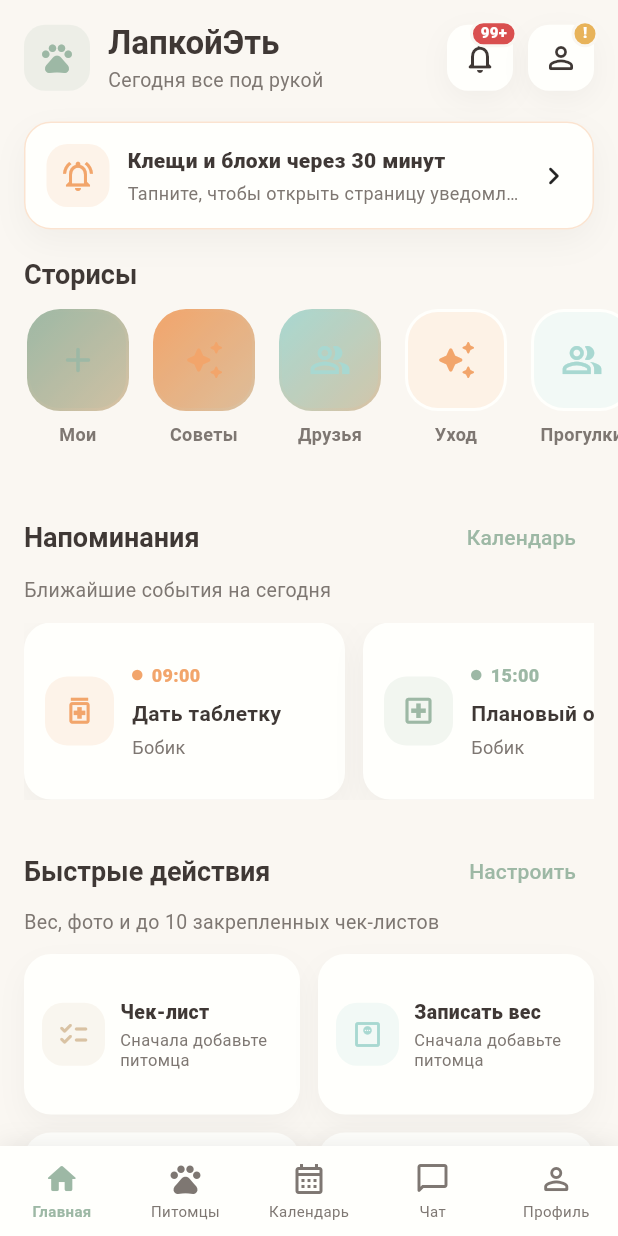
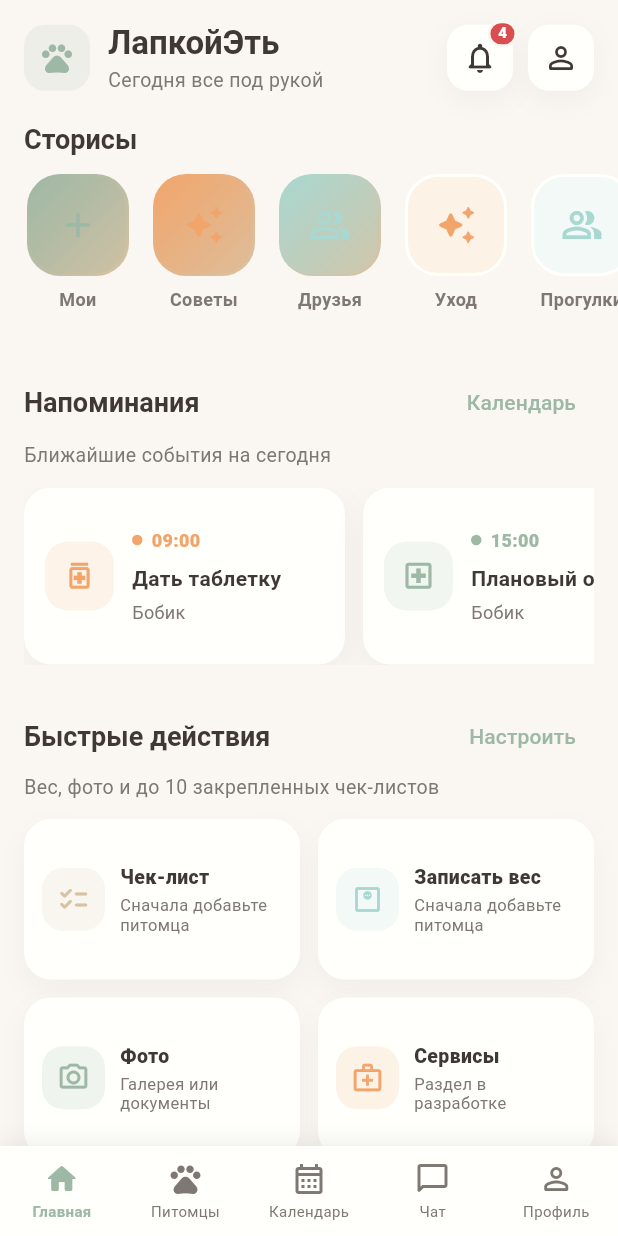
Before and after one commit to anton-stv/lapkoyeth, a Flutter app: the HomeScreen screen opened by its route, on a phone screen of 412 x 824 dp. Run offline on Flutter 3.47's test engine with Material 3 defaults, Android fonts, the phone set to English and light mode, and no system bars; our stand-ins replace flutter_riverpod, go_router, hive_flutter, image_picker; accounts and stored records are empty.

Commit message:
Fix profile edit and notification badges

```diff
--- a/lib/features/home/screens/home_screen.dart
+++ b/lib/features/home/screens/home_screen.dart
@@ -3,6 +3,9 @@ import 'package:flutter_riverpod/flutter_riverpod.dart';
 import 'package:go_router/go_router.dart';
 
 import '../../../core/theme/app_colors.dart';
+import '../../../features/auth/providers/auth_provider.dart';
+import '../../../features/notifications/providers/notifications_provider.dart';
+import '../../../models/user_model.dart';
 import '../widgets/quick_actions_section.dart';
 import '../widgets/reminders_section.dart';
 import '../widgets/services_section.dart';
@@ -20,8 +23,6 @@ class HomeScreen extends ConsumerWidget {
         children: [
           const _HomeHeader(),
           const SizedBox(height: 18),
-          const _IncomingNotificationBanner(),
-          const SizedBox(height: 18),
           const StoriesRow(),
           const SizedBox(height: 24),
           const RemindersSection(),
@@ -35,12 +36,15 @@ class HomeScreen extends ConsumerWidget {
   }
 }
 
-class _HomeHeader extends StatelessWidget {
+class _HomeHeader extends ConsumerWidget {
   const _HomeHeader();
 
   @override
-  Widget build(BuildContext context) {
-    const unreadCount = 128;
+  Widget build(BuildContext context, WidgetRef ref) {
+    final user = ref.watch(authStateProvider).valueOrNull;
+    final unreadCount = ref.watch(unreadNotificationsCountProvider);
+    final profileIncomplete = user != null && _profileCompleteness(user) < 100;
+
     return SafeArea(
       bottom: false,
       child: Padding(
@@ -82,13 +86,17 @@ class _HomeHeader extends StatelessWidget {
             ),
             _BadgeIconButton(
               icon: Icons.notifications_none_rounded,
-              badgeText: unreadCount > 99 ? '99+' : unreadCount.toString(),
+              badgeText: unreadCount == 0
+                  ? null
+                  : unreadCount > 99
+                  ? '99+'
+                  : unreadCount.toString(),
               onTap: () => context.push('/notifications'),
             ),
             const SizedBox(width: 10),
             _BadgeIconButton(
               icon: Icons.person_outline_rounded,
-              badgeText: '!',
+              badgeText: profileIncomplete ? '!' : null,
               badgeColor: AppColors.warning,
               onTap: () => context.push('/profile'),
             ),
@@ -97,80 +105,20 @@ class _HomeHeader extends StatelessWidget {
       ),
     );
   }
-}
 
-class _IncomingNotificationBanner extends StatelessWidget {
-  const _IncomingNotificationBanner();
-
-  @override
-  Widget build(BuildContext context) {
-    return Padding(
-      padding: const EdgeInsets.symmetric(horizontal: 16),
-      child: InkWell(
-        borderRadius: BorderRadius.circular(18),
-        onTap: () => context.push('/notifications'),
-        child: Container(
-          padding: const EdgeInsets.all(14),
-          decoration: BoxDecoration(
-            color: AppColors.surface,
-            borderRadius: BorderRadius.circular(18),
-            border: Border.all(color: AppColors.accent.withAlpha(78)),
-            boxShadow: [
-              BoxShadow(
-                color: Colors.black.withAlpha(10),
-                blurRadius: 18,
-                offset: const Offset(0, 8),
-              ),
-            ],
-          ),
-          child: Row(
-            children: [
-              Container(
-                width: 42,
-                height: 42,
-                decoration: BoxDecoration(
-                  color: AppColors.accent.withAlpha(34),
-                  borderRadius: BorderRadius.circular(14),
-                ),
-                child: const Icon(
-                  Icons.notifications_active_outlined,
-                  color: AppColors.accent,
-                ),
-              ),
-              const SizedBox(width: 12),
-              const Expanded(
-                child: Column(
-                  crossAxisAlignment: CrossAxisAlignment.start,
-                  children: [
-                    Text(
-                      'Клещи и блохи через 30 минут',
-                      maxLines: 1,
-                      overflow: TextOverflow.ellipsis,
-                      style: TextStyle(
-                        color: AppColors.textMain,
-                        fontWeight: FontWeight.w800,
-                      ),
-                    ),
-                    SizedBox(height: 3),
-                    Text(
-                      'Тапните, чтобы открыть страницу уведомлений',
-                      maxLines: 1,
-                      overflow: TextOverflow.ellipsis,
-                      style: TextStyle(
-                        color: AppColors.textSecondary,
-                        fontSize: 12,
-                      ),
-                    ),
-                  ],
-                ),
-              ),
-              const SizedBox(width: 8),
-              const Icon(Icons.chevron_right_rounded),
-            ],
-          ),
-        ),
-      ),
-    );
+  int _profileCompleteness(UserModel user) {
+    final values = [
+      user.firstName,
+      user.lastName,
+      user.email,
+      user.phone,
+      user.city,
+      user.gender,
+      user.photoPath,
+      user.bio,
+    ];
+    final filled = values.where((v) => v != null && v.trim().isNotEmpty).length;
+    return (filled / values.length * 100).round();
   }
 }
 
```
Also changed, not shown: lib/features/notifications/providers/notifications_provider.dart (added, +58 -0 lines), lib/features/notifications/screens/notifications_screen.dart (+41 -47 lines), lib/features/profile/screens/profile_screen.dart (+0 -16 lines), lib/models/notification_event_model.dart (+8 -0 lines).
